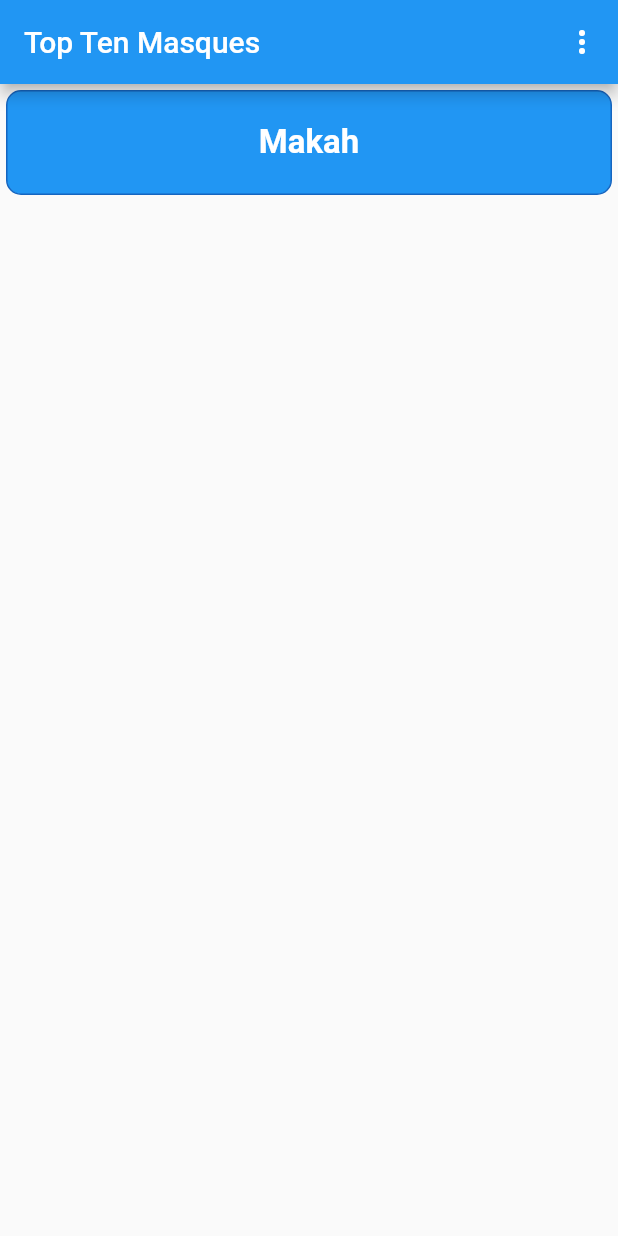
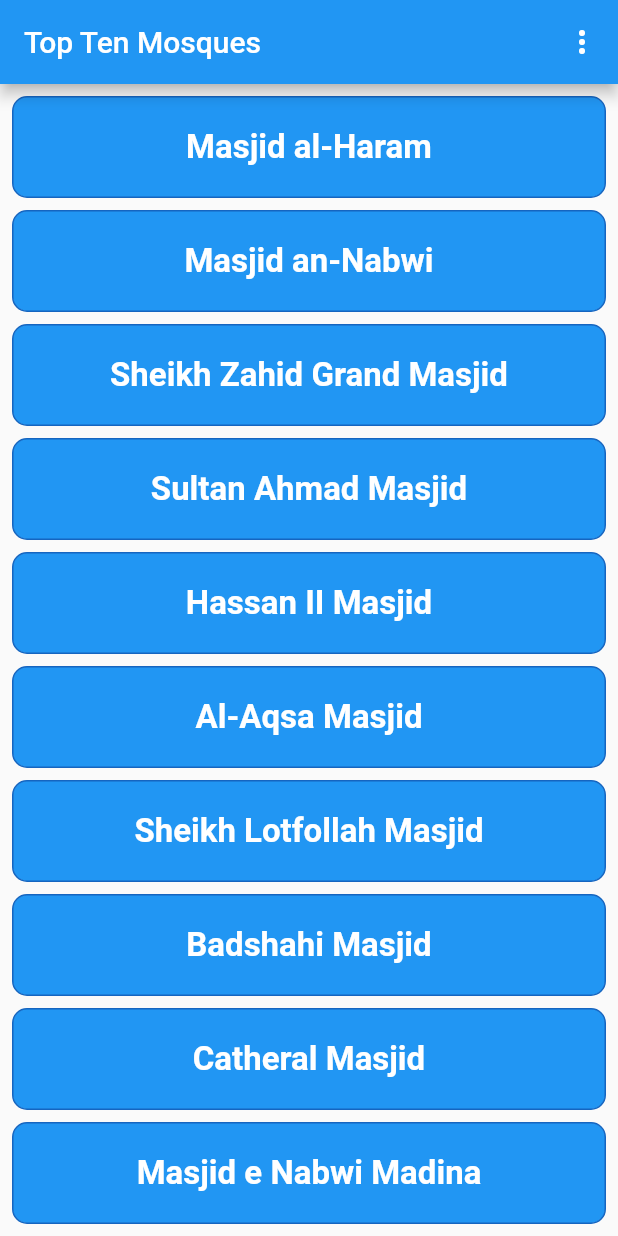
Before and after one commit to HeshmatGhaffariHadid/TopTen, a Flutter app: the screen it shows after launch, on a phone screen of 412 x 824 dp. Run offline on Flutter 3.47's test engine with Material 2 defaults, Android fonts, the phone set to English and light mode, and no system bars.

Commit message:
Modularized and cards implemented

```diff
--- /dev/null
+++ b/lib/Clickable_card.dart
@@ -0,0 +1,33 @@
+import 'package:flutter/material.dart';
+class ClickableCard extends StatelessWidget {
+  final String title;
+ClickableCard({required this.title });
+  @override
+  Widget build(BuildContext context) {
+    return Expanded(
+      child: Padding(
+        padding: const EdgeInsets.all(4),
+        child: GestureDetector(
+          onTap: () {
+            print(title);
+          },
+          child: Container(
+            width: double.infinity,
+            decoration: BoxDecoration(
+              color: Colors.blue,
+              borderRadius: BorderRadius.circular(10),
+              border: Border.all(color: Colors.blue.shade800),
+            ),
+            child: Center(
+              child: Text(title,
+                  style: TextStyle(
+                      color: Colors.white,
+                      fontSize: 22,
+                      fontWeight: FontWeight.bold)),
+            ),
+          ),
+        ),
+      ),
+    );
+  }
+}
--- a/lib/main.dart
+++ b/lib/main.dart
@@ -1,63 +1,40 @@
 import 'package:flutter/material.dart';
+import 'package:top_ten/Clickable_card.dart';
+import 'package:top_ten/popup_menu.dart';
 
 void main() {
   runApp(HomePage());
 }
 
 class HomePage extends StatelessWidget {
-  String selectedOption = '';
-
   @override
   Widget build(BuildContext context) {
     return MaterialApp(
       home: Scaffold(
         appBar: AppBar(
-          title: Text('Top Ten Masques'),
+          title: Text('Top Ten Mosques'),
           actions: [
-            PopupMenuButton(
-              onSelected: (String selected) {
-                selectedOption = selected;
-              },
-              itemBuilder: (BuildContext context) => [
-                PopupMenuItem(
-                  value: 'share',
-                  child: Text('Share the app'),
-                ),
-                PopupMenuItem(
-                  value: 'about',
-                  child: Text('About'),
-                ),
-                PopupMenuItem(
-                  value: 'exit',
-                  child: Text('Exit'),
-                ),
-              ],
-            ),
+            PopUpMenu(),
           ],
         ),
         body: Padding(
           padding: const EdgeInsets.all(4.0),
           child: Column(
             children: [
-              GestureDetector(
-                onTap: (){
-print('hello');
-                },
-                child: Container(
-                  height: 70,
-                  width: double.infinity,
-                  decoration: BoxDecoration(
-                    color: Colors.blue,
-                    borderRadius: BorderRadius.circular(10),
-                    border: Border.all(color: Colors.blue.shade800),
-                  ),
-                  child: Center(
-                    child: Text('Makah',
-                        style: TextStyle(
-                            color: Colors.white,
-                            fontSize: 22,
-                            fontWeight: FontWeight.bold)),
-                  ),
+              Expanded(
+                child: Column(
+                  children: [
+                    ClickableCard(title: 'Masjid al-Haram'),
+                    ClickableCard(title: 'Masjid an-Nabwi'),
+                    ClickableCard(title: 'Sheikh Zahid Grand Masjid'),
+                    ClickableCard(title: 'Sultan Ahmad Masjid'),
+                    ClickableCard(title: 'Hassan II Masjid'),
+                    ClickableCard(title: 'Al-Aqsa Masjid'),
+                    ClickableCard(title: 'Sheikh Lotfollah Masjid'),
+                    ClickableCard(title: 'Badshahi Masjid'),
+                    ClickableCard(title: 'Catheral Masjid'),
+                    ClickableCard(title: 'Masjid e Nabwi Madina'),
+                  ],
                 ),
               ),
             ],
--- /dev/null
+++ b/lib/popup_menu.dart
@@ -0,0 +1,29 @@
+import 'package:flutter/material.dart';
+
+class PopUpMenu extends StatelessWidget {
+   late final String selectedOption;
+
+  @override
+  Widget build(BuildContext context) {
+    return  PopupMenuButton(
+      onSelected: (String selected) {
+        selectedOption = selected;
+      },
+      itemBuilder: (BuildContext context) => [
+        PopupMenuItem(
+          value: 'share',
+          child: Text('Share the app'),
+        ),
+        PopupMenuItem(
+          value: 'about',
+          child: Text('About'),
+        ),
+        PopupMenuItem(
+          value: 'exit',
+          child: Text('Exit'),
+        ),
+      ],
+    );
+
+  }
+}
```
